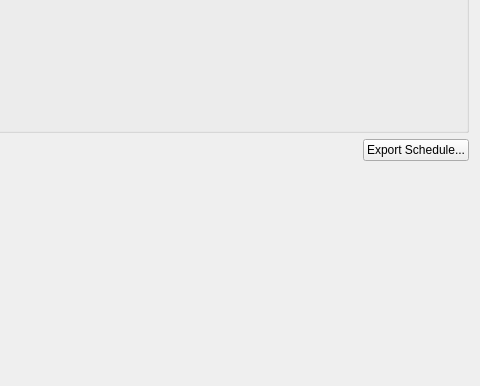
Before: the Qt Designer form client/src/ui/widgets/properties/camera_schedule_widget.ui in networkoptix/nx_open, drawn with Qt 5; both pictures show x 477 to 957 and y 142 to 528 of the 957 by 528 pixel window.
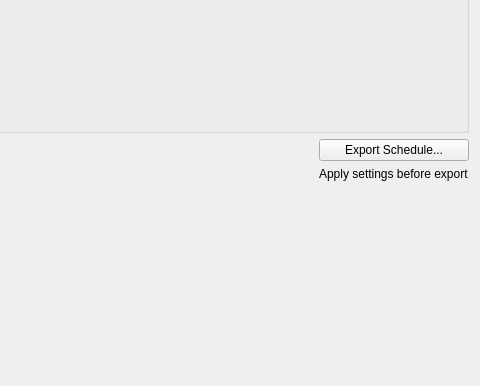
After: the same form once the commit is applied. Custom widgets are drawn as their Qt base class.

Commit message:
Offer to apply settings before export
<==== Mercurial data ====>
Branch: resource_tree_dialog

Patch:
```diff
--- a/client/src/ui/widgets/properties/camera_schedule_widget.ui
+++ b/client/src/ui/widgets/properties/camera_schedule_widget.ui
@@ -559,6 +559,13 @@
          </property>
         </widget>
        </item>
+       <item>
+        <widget class="QLabel" name="exportWarningLabel">
+         <property name="text">
+          <string>Apply settings before export</string>
+         </property>
+        </widget>
+       </item>
        <item>
         <spacer name="verticalSpacer">
          <property name="orientation">
```
The commit also changes 4 other files.
